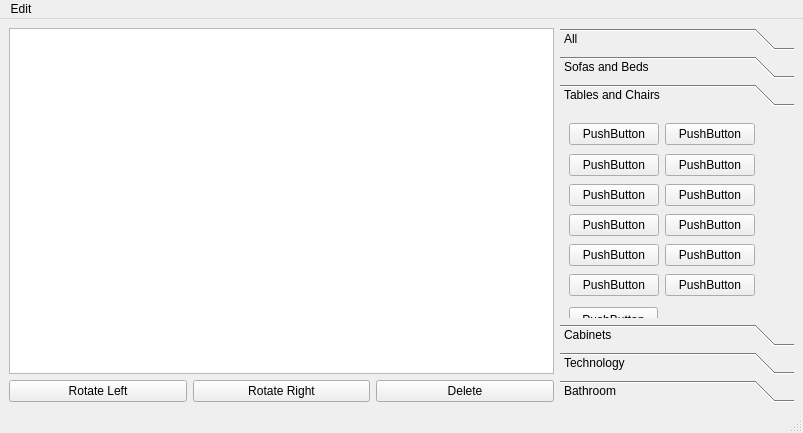
Old version of the form src/ui/template_window.ui in the repository ajvazz/Home-Planner-2D.
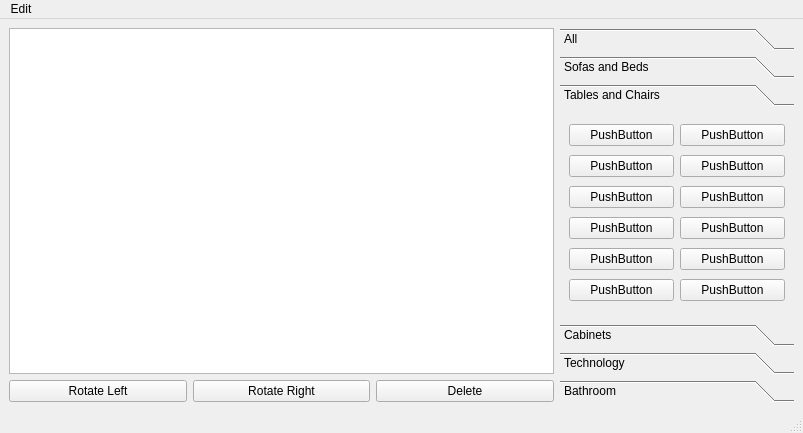
New version of the form.

Patch:
```diff
--- a/src/ui/template_window.ui
+++ b/src/ui/template_window.ui
@@ -167,35 +167,15 @@
         <rect>
          <x>0</x>
          <y>0</y>
-         <width>234</width>
-         <height>185</height>
+         <width>220</width>
+         <height>210</height>
         </rect>
        </property>
        <attribute name="label">
         <string>Tables and Chairs</string>
        </attribute>
-       <widget class="QPushButton" name="pushButton_12">
-        <property name="geometry">
-         <rect>
-          <x>9</x>
-          <y>195</y>
-          <width>89</width>
-          <height>25</height>
-         </rect>
-        </property>
-        <property name="text">
-         <string>PushButton</string>
-        </property>
-       </widget>
-       <widget class="QWidget" name="">
-        <property name="geometry">
-         <rect>
-          <x>9</x>
-          <y>9</y>
-          <width>186</width>
-          <height>27</height>
-         </rect>
-        </property>
+       <layout class="QVBoxLayout" name="verticalLayout_3">
+        <item>
         <layout class="QHBoxLayout" name="horizontalLayout_5">
          <item>
           <widget class="QPushButton" name="pushButton_14">
@@ -212,16 +192,8 @@
           </widget>
          </item>
         </layout>
-       </widget>
-       <widget class="QWidget" name="">
-        <property name="geometry">
-         <rect>
-          <x>9</x>
-          <y>40</y>
-          <width>186</width>
-          <height>27</height>
-         </rect>
-        </property>
+        </item>
+        <item>
         <layout class="QHBoxLayout" name="horizontalLayout_6">
          <item>
           <widget class="QPushButton" name="pushButton_15">
@@ -238,16 +210,8 @@
           </widget>
          </item>
         </layout>
-       </widget>
-       <widget class="QWidget" name="">
-        <property name="geometry">
-         <rect>
-          <x>9</x>
-          <y>70</y>
-          <width>186</width>
-          <height>27</height>
-         </rect>
-        </property>
+        </item>
+        <item>
         <layout class="QHBoxLayout" name="horizontalLayout_7">
          <item>
           <widget class="QPushButton" name="pushButton_18">
@@ -264,16 +228,8 @@
           </widget>
          </item>
         </layout>
-       </widget>
-       <widget class="QWidget" name="">
-        <property name="geometry">
-         <rect>
-          <x>9</x>
-          <y>100</y>
-          <width>186</width>
-          <height>27</height>
-         </rect>
-        </property>
+        </item>
+        <item>
         <layout class="QHBoxLayout" name="horizontalLayout_8">
          <item>
           <widget class="QPushButton" name="pushButton_17">
@@ -290,16 +246,8 @@
           </widget>
          </item>
         </layout>
-       </widget>
-       <widget class="QWidget" name="">
-        <property name="geometry">
-         <rect>
-          <x>9</x>
-          <y>130</y>
-          <width>186</width>
-          <height>27</height>
-         </rect>
-        </property>
+        </item>
+        <item>
         <layout class="QHBoxLayout" name="horizontalLayout_9">
          <item>
           <widget class="QPushButton" name="pushButton_16">
@@ -316,16 +264,8 @@
           </widget>
          </item>
         </layout>
-       </widget>
-       <widget class="QWidget" name="">
-        <property name="geometry">
-         <rect>
-          <x>9</x>
-          <y>160</y>
-          <width>186</width>
-          <height>27</height>
-         </rect>
-        </property>
+        </item>
+        <item>
         <layout class="QHBoxLayout" name="horizontalLayout_10">
          <item>
           <widget class="QPushButton" name="pushButton_13">
@@ -342,7 +282,8 @@
           </widget>
          </item>
         </layout>
-       </widget>
+        </item>
+       </layout>
       </widget>
       <widget class="QWidget" name="tbCabinets">
        <property name="geometry">
```
Left out of the diff: 2 changed lines with no effect on the pictures. Lines whose indentation alone changed are shown as unchanged.
